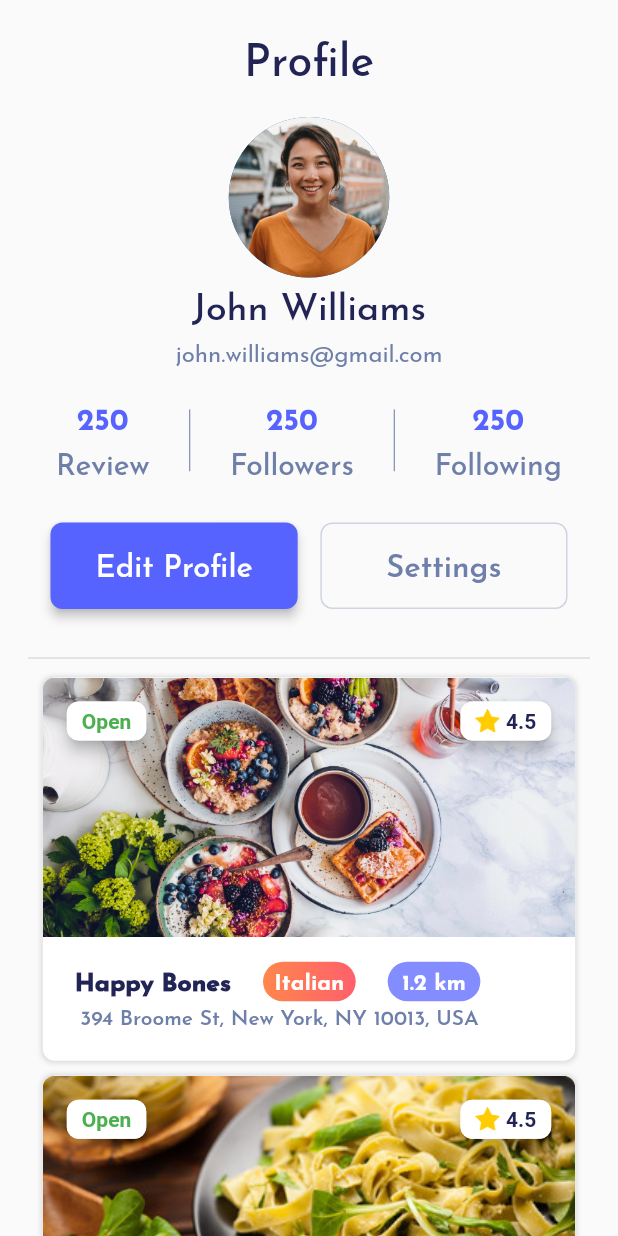
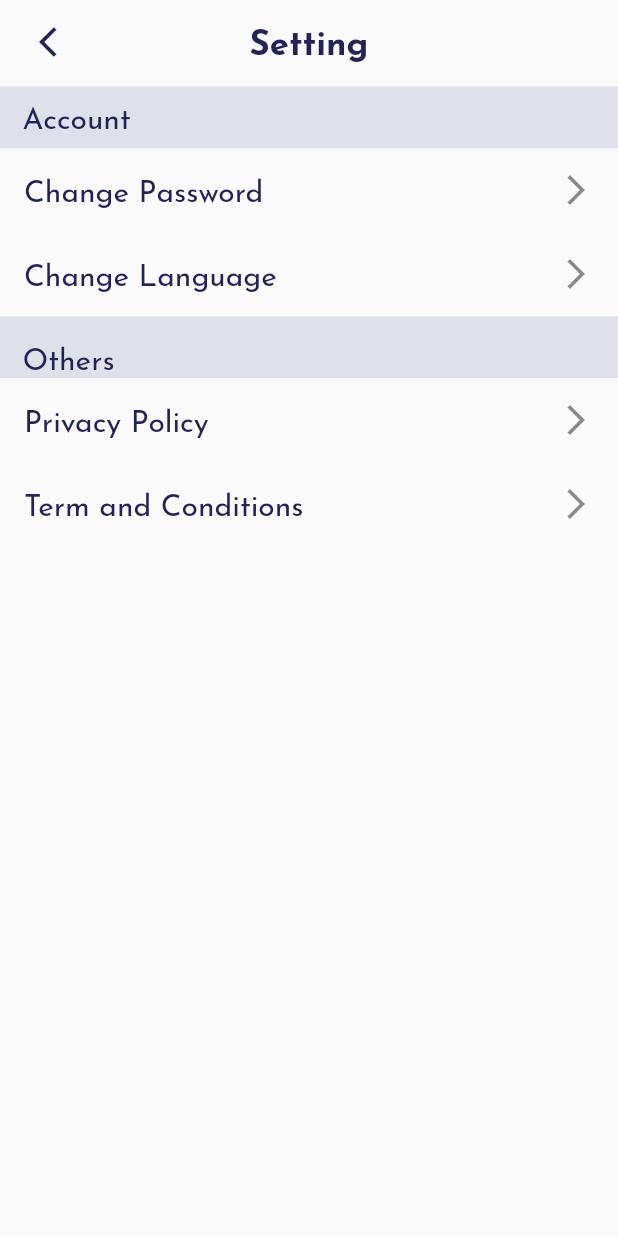
Before and after one commit to DotCoder21/food_byte_Ui, a Flutter app: the ProfileScreen screen opened directly, after a tap on "Settings", on a phone screen of 412 x 824 dp. Run offline on Flutter 3.47's test engine with Material 2 defaults, Android fonts, the phone set to English and light mode, and no system bars; our stand-ins replace flutter_svg, font_awesome_flutter, get, glassmorphism, google_fonts.

Commit message:
new Update

```diff
--- a/lib/views/profileScreen/profileScreen.dart
+++ b/lib/views/profileScreen/profileScreen.dart
@@ -3,8 +3,12 @@ import 'package:food_bytes/Data/data.dart';
 import 'package:food_bytes/utils/appColors.dart';
 import 'package:food_bytes/utils/appConst.dart';
 import 'package:food_bytes/views/profileScreen/reviewAndFollowerContainer.dart';
+import 'package:food_bytes/views/profileScreen/settingScreen.dart';
 import 'package:food_bytes/widgets/restaurentCardListView.dart';
 import 'package:get/get.dart';
+
+import 'FollowerScreen.dart';
+import 'FollowingScreen.dart';
 
 class ProfileScreen extends StatefulWidget {
   @override
@@ -23,14 +27,14 @@ class _ProfileScreenState extends State<ProfileScreen> {
             child: Column(
               children: [
                 SizedBox(
-                  height: Get.height * 0.02,
+                  height: Get.height * 0.03,
                 ),
                 Text(
-                  'Profile',
+                  'My Profile',
                   style: kTextStyle.copyWith(
                       color: kDarkTextColor,
                       fontSize: 30,
-                      fontWeight: FontWeight.w500),
+                      fontWeight: FontWeight.w600),
                 ),
                 SizedBox(
                   height: Get.height * 0.02,
@@ -44,7 +48,7 @@ class _ProfileScreenState extends State<ProfileScreen> {
                   style: kTextStyle.copyWith(
                       color: kDarkTextColor,
                       fontSize: 25,
-                      fontWeight: FontWeight.w500),
+                      fontWeight: FontWeight.w600),
                 ),
                 Text(
                   'john.williams@gmail.com',
@@ -67,7 +71,11 @@ class _ProfileScreenState extends State<ProfileScreen> {
                         thickness: 0.7,
                       ),
                     ),
-                    reviewAndFollowerContainer('250', 'Followers'),
+                    InkWell(
+                        onTap: () {
+                          Get.to(() => FollowerScreen());
+                        },
+                        child: reviewAndFollowerContainer('250', 'Followers')),
                     Container(
                       height: Get.height * 0.05,
                       child: VerticalDivider(
@@ -75,7 +83,11 @@ class _ProfileScreenState extends State<ProfileScreen> {
                         thickness: 0.7,
                       ),
                     ),
-                    reviewAndFollowerContainer('250', 'Following'),
+                    InkWell(
+                        onTap: () {
+                          Get.to(() => FollowingScreen());
+                        },
+                        child: reviewAndFollowerContainer('250', 'Following')),
                   ],
                 ),
                 Container(
@@ -109,7 +121,9 @@ class _ProfileScreenState extends State<ProfileScreen> {
                             border:
                                 Border.all(color: kTextColor.withOpacity(0.3))),
                         child: FlatButton(
-                            onPressed: () {},
+                            onPressed: () {
+                              Get.to(() => SettingScreen());
+                            },
                             child: Text(
                               'Settings',
                               style: kTextStyle.copyWith(
--- /dev/null
+++ b/lib/views/profileScreen/settingScreen.dart
@@ -0,0 +1,85 @@
+import 'package:flutter/material.dart';
+import 'package:flutter/widgets.dart';
+import 'package:food_bytes/utils/appColors.dart';
+import 'package:food_bytes/utils/appConst.dart';
+import 'package:food_bytes/views/profileScreen/ChangeLanguage.dart';
+import 'package:food_bytes/widgets/buildAppBar.dart';
+import 'package:get/get.dart';
+
+import 'ChangePassword.dart';
+
+class SettingScreen extends StatefulWidget {
+  @override
+  _SettingScreenState createState() => _SettingScreenState();
+}
+
+class _SettingScreenState extends State<SettingScreen> {
+  @override
+  Widget build(BuildContext context) {
+    return Scaffold(
+      appBar: buildAppBar(title: 'Setting', color: kDarkTextColor),
+      body: SafeArea(
+        child: Column(
+          children: [
+            Container(
+              padding: EdgeInsets.only(left: 15),
+              height: Get.height * 0.05,
+              width: Get.width,
+              color: kTextColor.withOpacity(0.2),
+              child: Align(
+                alignment: Alignment.centerLeft,
+                child: Text(
+                  'Account',
+                  style:
+                      kTextStyle.copyWith(color: kDarkTextColor, fontSize: 20),
+                ),
+              ),
+            ),
+            ListTile(
+              onTap: () {
+                Get.to(() => ChangePassword());
+              },
+              leading: Text('Change Password',
+                  style:
+                      kTextStyle.copyWith(color: kDarkTextColor, fontSize: 20)),
+              trailing: Icon(Icons.arrow_forward_ios),
+            ),
+            ListTile(
+              onTap: () {
+                Get.to(() => ChangeLanguage());
+              },
+              leading: Text('Change Language',
+                  style:
+                      kTextStyle.copyWith(color: kDarkTextColor, fontSize: 20)),
+              trailing: Icon(Icons.arrow_forward_ios),
+            ),
+            Container(
+              padding: EdgeInsets.only(top: 13, left: 15),
+              height: Get.height * 0.05,
+              width: Get.width,
+              color: kTextColor.withOpacity(0.2),
+              child: Align(
+                alignment: Alignment.centerLeft,
+                child: Text('Others',
+                    style: kTextStyle.copyWith(
+                        color: kDarkTextColor, fontSize: 20)),
+              ),
+            ),
+            ListTile(
+              leading: Text('Privacy Policy',
+                  style:
+                      kTextStyle.copyWith(color: kDarkTextColor, fontSize: 20)),
+              trailing: Icon(Icons.arrow_forward_ios),
+            ),
+            ListTile(
+              leading: Text('Term and Conditions',
+                  style:
+                      kTextStyle.copyWith(color: kDarkTextColor, fontSize: 20)),
+              trailing: Icon(Icons.arrow_forward_ios),
+            ),
+          ],
+        ),
+      ),
+    );
+  }
+}
```
Also changed, not shown: lib/views/profileScreen/ChangeLanguage.dart (added, +76 -0 lines), lib/views/profileScreen/ChangePassword.dart (added, +69 -0 lines), lib/views/profileScreen/FollowerScreen.dart (added, +30 -0 lines), lib/views/profileScreen/FollowingScreen.dart (added, +30 -0 lines), lib/views/profileScreen/ReviewScreen.dart (added, +13 -0 lines), lib/views/profileScreen/editProfileScreen.dart (added, +13 -0 lines), lib/widgets/customerUserListTile.dart (added, +64 -0 lines), assets/icons/Group 320.svg (added).
